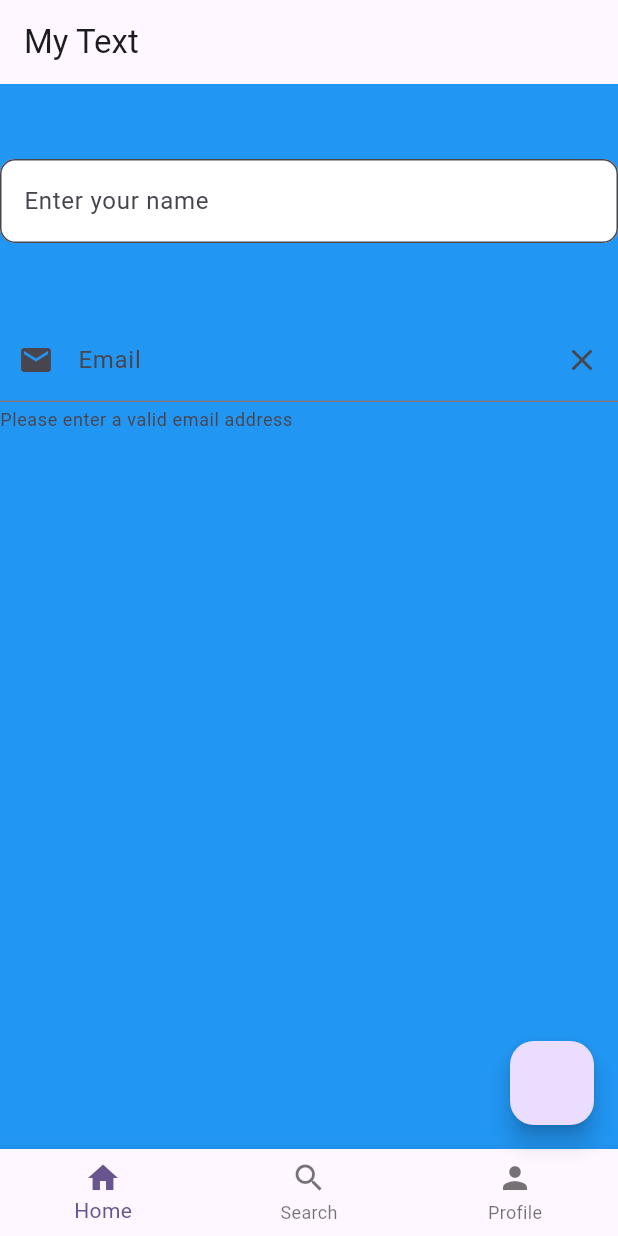
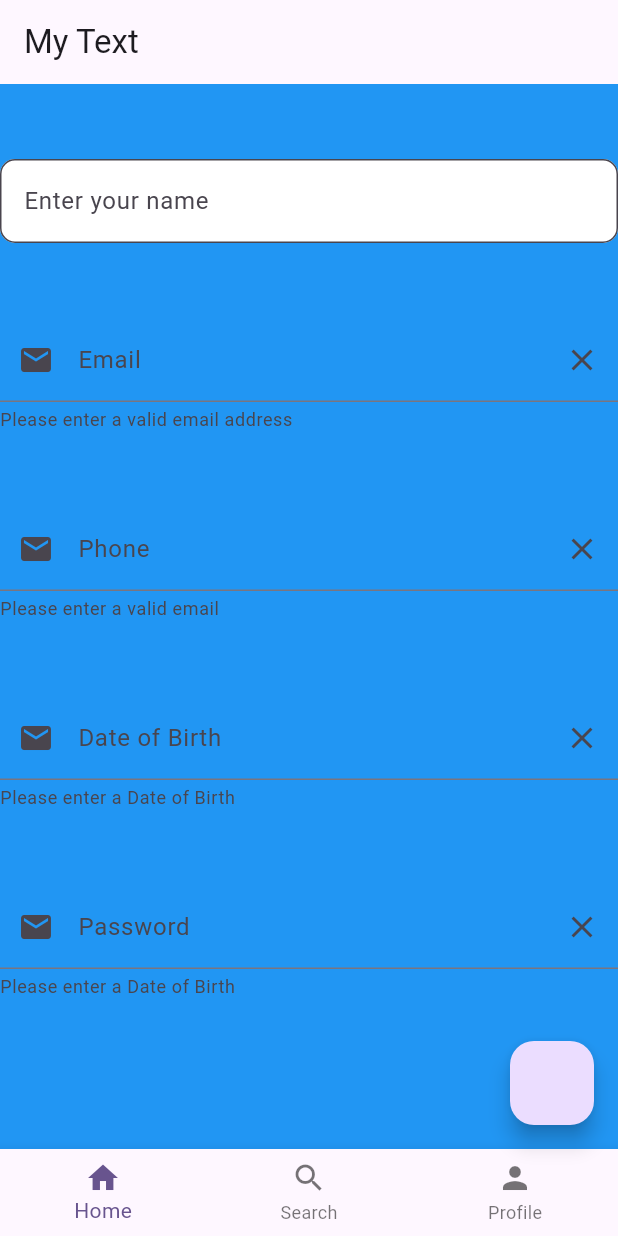
Before and after one commit to LucHo251025/Fullter-Learn, a Flutter app: the screen it shows after launch, on a phone screen of 412 x 824 dp. Run offline on Flutter 3.47's test engine with Material 3 defaults, Android fonts, the phone set to English and light mode, and no system bars.

Commit message:
mytextfield 2

```diff
--- a/lib/learn/day4/MyTextField.dart
+++ b/lib/learn/day4/MyTextField.dart
@@ -24,7 +24,9 @@ class MyTextField extends StatelessWidget {
                   ),
                   filled: true,
                   fillColor: Colors.white,
+
                 ),
+                keyboardType: TextInputType.emailAddress,
               ),
               SizedBox(height: 50,),
               TextField(
@@ -35,6 +37,45 @@ class MyTextField extends StatelessWidget {
                   prefixIcon: Icon(Icons.email),
                   suffixIcon: Icon(Icons.clear),
                 ),
+              ),
+              SizedBox(height: 50,),
+              TextField(
+                decoration: InputDecoration(
+                  labelText: "Phone",
+                  hintText: "Your Phone",
+                  helperText: "Please enter a valid email ",
+                  prefixIcon: Icon(Icons.email),
+                  suffixIcon: Icon(Icons.clear),
+                ),
+                keyboardType: TextInputType.phone,
+              ),
+              SizedBox(height: 50,),
+              TextField(
+                decoration: InputDecoration(
+                  labelText: "Date of Birth",
+                  hintText: "Your Date of Birth",
+                  helperText: "Please enter a Date of Birth ",
+                  prefixIcon: Icon(Icons.email),
+                  suffixIcon: Icon(Icons.clear),
+                ),
+                keyboardType: TextInputType.datetime,
+              ),
+
+              SizedBox(height: 50,),
+              TextField(
+                obscureText: true,
+                onChanged: (value) {
+                  print(value);
+                },
+                obscuringCharacter: "*",
+                decoration: InputDecoration(
+                  labelText: "Password",
+                  hintText: "Your Date of Birth",
+                  helperText: "Please enter a Date of Birth ",
+                  prefixIcon: Icon(Icons.email),
+                  suffixIcon: Icon(Icons.clear),
+                ),
+                keyboardType: TextInputType.datetime,
               )
           ]
           )
```
